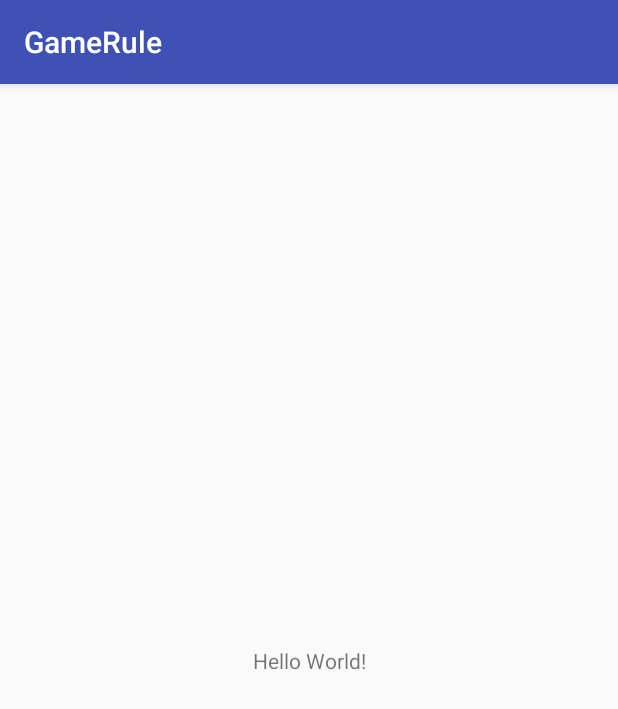
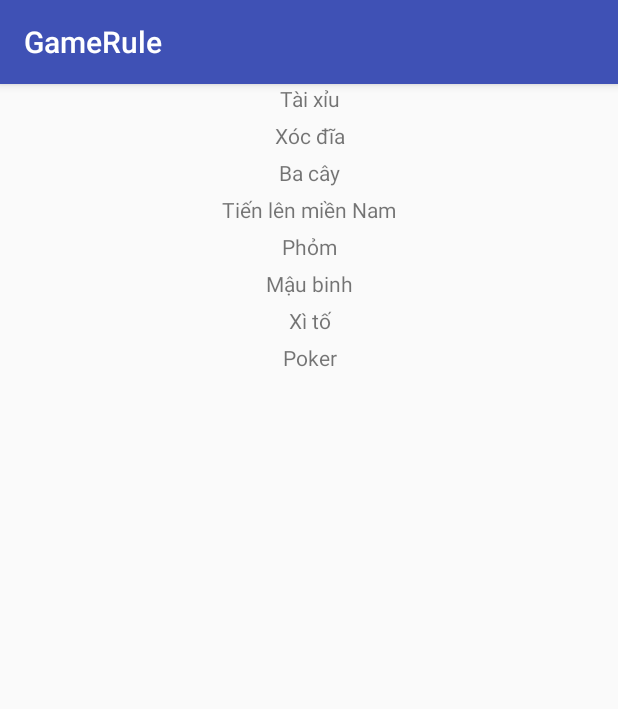
Before and after one commit to lyxuansang91/GameRule, an Android app: the screen it shows after launch (MainActivity), on a phone screen of 412 x 824 dp. Shown: the top 709 px of the screen. Run offline under Robolectric (Android 15) with nearby library versions, the phone set to English and light mode, and no system bars; libraries missing offline, so code that uses them is left out: de.greenrobot.event; 1 statement that could not run was skipped.

```diff
--- a/app/build.gradle
+++ b/app/build.gradle
@@ -25,6 +25,9 @@ dependencies {
         exclude group: 'com.android.support', module: 'support-annotations'
     })
     compile 'com.android.support:appcompat-v7:26.+'
+    compile 'com.android.support:recyclerview-v7:26.+'
+    compile 'de.greenrobot:eventbus:2.4.0'
     compile 'com.android.support.constraint:constraint-layout:1.0.2'
+    compile 'com.android.support:support-v4:26.+'
     testCompile 'junit:junit:4.12'
 }
--- /dev/null
+++ b/app/src/main/java/com/gamecard/rule2018/GameItem.java
@@ -0,0 +1,34 @@
+package com.gamecard.rule2018;
+
+/**
+ * Created by sanglx on 12/29/17.
+ */
+
+public class GameItem {
+    private String gameName;
+    private int gameZone;
+
+    public String getGameName() {
+        return gameName;
+    }
+
+    public void setGameName(String gameName) {
+        this.gameName = gameName;
+    }
+
+    public int getGameZone() {
+        return gameZone;
+    }
+
+    public void setGameZone(int gameZone) {
+        this.gameZone = gameZone;
+    }
+
+    public GameItem() {
+    }
+
+    public GameItem(String gameName, int gameZone) {
+        this.gameName = gameName;
+        this.gameZone = gameZone;
+    }
+}
--- /dev/null
+++ b/app/src/main/java/com/gamecard/rule2018/GameListFragment.java
@@ -0,0 +1,70 @@
+package com.gamecard.rule2018;
+
+
+import android.os.Bundle;
+import android.support.v4.app.Fragment;
+import android.support.v7.widget.DefaultItemAnimator;
+import android.support.v7.widget.LinearLayoutManager;
+import android.support.v7.widget.RecyclerView;
+import android.view.LayoutInflater;
+import android.view.View;
+import android.view.ViewGroup;
+
+import com.gamecard.rule2018.adapter.GameListAdapter;
+
+import java.util.ArrayList;
+
+
+/**
+ * A simple {@link Fragment} subclass.
+ */
+public class GameListFragment extends Fragment {
+
+
+    private RecyclerView rvListItem;
+
+    public GameListFragment() {
+        // Required empty public constructor
+    }
+
+    public static Fragment getNewInstance() {
+        Fragment fragment = new GameListFragment();
+        return fragment;
+    }
+
+    private void initData() {
+
+    }
+
+
+    private void initUI(View view) {
+        rvListItem = (RecyclerView) view.findViewById(R.id.rvListItem);
+        rvListItem.setHasFixedSize(true);
+        ArrayList<GameItem> gameList = new ArrayList<GameItem>();
+        gameList.add(new GameItem("Tài xỉu", 17));
+        gameList.add(new GameItem("Xóc đĩa", 15));
+        gameList.add(new GameItem("Ba cây", 1));
+        gameList.add(new GameItem("Tiến lên miền Nam", 5));
+        gameList.add(new GameItem("Phỏm", 4));
+        gameList.add(new GameItem("Mậu binh", 12));
+        gameList.add(new GameItem("Xì tố", 2));
+        gameList.add(new GameItem("Poker", 3));
+        GameListAdapter adapter = new GameListAdapter(getActivity(), gameList);
+        LinearLayoutManager layoutManager = new LinearLayoutManager(getActivity());
+        rvListItem.setAdapter(adapter);
+        rvListItem.setLayoutManager(layoutManager);
+        rvListItem.setItemAnimator(new DefaultItemAnimator());
+    }
+
+
+    @Override
+    public View onCreateView(LayoutInflater inflater, ViewGroup container,
+                             Bundle savedInstanceState) {
+        // Inflate the layout for this fragment
+        View view = inflater.inflate(R.layout.fragment_game_list, container, false);
+        initData();
+        initUI(view);
+        return view;
+    }
+
+}
--- a/app/src/main/java/com/gamecard/rule2018/MainActivity.java
+++ b/app/src/main/java/com/gamecard/rule2018/MainActivity.java
@@ -1,13 +1,53 @@
 package com.gamecard.rule2018;
 
+import android.support.v4.app.Fragment;
+import android.support.v4.app.FragmentManager;
+import android.support.v4.app.FragmentTransaction;
 import android.support.v7.app.AppCompatActivity;
 import android.os.Bundle;
+import android.util.Log;
+
+import de.greenrobot.event.EventBus;
 
 public class MainActivity extends AppCompatActivity {
+
+
+    private static final String TAG = MainActivity.class.getSimpleName();
 
     @Override
     protected void onCreate(Bundle savedInstanceState) {
         super.onCreate(savedInstanceState);
         setContentView(R.layout.activity_main);
+        initUI();
+    }
+
+    private void addFragment(Fragment fragment) {
+        FragmentTransaction ft = getSupportFragmentManager().beginTransaction();
+        ft.add(R.id.content, fragment);
+        ft.addToBackStack(null);
+        ft.commit();
+    }
+
+    private void initUI() {
+        addFragment(GameListFragment.getNewInstance());
+    }
+
+    public void onEvent(GameClickEvent evt) {
+        Log.d(TAG, "on Event");
+        GameItem gameItem = evt.gameItem;
+        addFragment(DetailFragment.getNewInstance(gameItem.getGameZone()));
+
+    }
+
+    @Override
+    protected void onResume() {
+        super.onResume();
+        EventBus.getDefault().register(this);
+    }
+
+    @Override
+    protected void onPause() {
+        EventBus.getDefault().unregister(this);
+        super.onPause();
     }
 }
--- /dev/null
+++ b/app/src/main/java/com/gamecard/rule2018/adapter/GameListAdapter.java
@@ -0,0 +1,73 @@
+package com.gamecard.rule2018.adapter;
+
+import android.content.Context;
+import android.support.v7.widget.RecyclerView;
+import android.util.Log;
+import android.view.LayoutInflater;
+import android.view.View;
+import android.view.ViewGroup;
+import android.widget.TextView;
+
+import com.gamecard.rule2018.GameClickEvent;
+import com.gamecard.rule2018.GameItem;
+import com.gamecard.rule2018.R;
+
+import java.util.ArrayList;
+
+import de.greenrobot.event.EventBus;
+
+/**
+ * Created by sanglx on 12/29/17.
+ */
+
+public class GameListAdapter extends RecyclerView.Adapter<GameListAdapter.ViewHolder> {
+
+    private static final String TAG = GameListAdapter.class.getSimpleName();
+    private Context mContext;
+    ArrayList<GameItem> mGameList = new ArrayList<GameItem>();
+
+    public GameListAdapter(Context mContext, ArrayList<GameItem> mGameList) {
+        this.mContext = mContext;
+        this.mGameList = mGameList;
+    }
+
+    public void add(GameItem game) {
+        this.mGameList.add(game);
+        this.notifyItemInserted(mGameList.size() - 1);
+    }
+
+    @Override
+    public GameListAdapter.ViewHolder onCreateViewHolder(ViewGroup parent, int viewType) {
+
+        View view = LayoutInflater.from(parent.getContext()).inflate(R.layout.layout_game_item, parent, false);
+        return new ViewHolder(view);
+    }
+
+    @Override
+    public void onBindViewHolder(GameListAdapter.ViewHolder holder, int position) {
+        String gameName = mGameList.get(position).getGameName();
+        holder.tvGameName.setText(gameName);
+    }
+
+    @Override
+    public int getItemCount() {
+        return mGameList.size();
+    }
+
+    public class ViewHolder extends RecyclerView.ViewHolder {
+
+        TextView tvGameName;
+        public ViewHolder(View v) {
+            super(v);
+            tvGameName = (TextView) v.findViewById(R.id.tvGameName);
+            v.setOnClickListener(new View.OnClickListener() {
+                @Override
+                public void onClick(View view) {
+                    Log.d(TAG, "on click item");
+                    GameItem gameItem = mGameList.get(getAdapterPosition());
+                    EventBus.getDefault().post(new GameClickEvent(gameItem));
+                }
+            });
+        }
+    }
+}
--- a/app/src/main/res/layout/activity_main.xml
+++ b/app/src/main/res/layout/activity_main.xml
@@ -1,18 +1,14 @@
 <?xml version="1.0" encoding="utf-8"?>
-<android.support.constraint.ConstraintLayout xmlns:android="http://schemas.android.com/apk/res/android"
+<LinearLayout xmlns:android="http://schemas.android.com/apk/res/android"
     xmlns:app="http://schemas.android.com/apk/res-auto"
     xmlns:tools="http://schemas.android.com/tools"
     android:layout_width="match_parent"
     android:layout_height="match_parent"
     tools:context="com.gamecard.rule2018.MainActivity">
 
-    <TextView
-        android:layout_width="wrap_content"
-        android:layout_height="wrap_content"
-        android:text="Hello World!"
-        app:layout_constraintBottom_toBottomOf="parent"
-        app:layout_constraintLeft_toLeftOf="parent"
-        app:layout_constraintRight_toRightOf="parent"
-        app:layout_constraintTop_toTopOf="parent" />
+    <FrameLayout
+        android:id="@+id/content"
+        android:layout_width="match_parent"
+        android:layout_height="match_parent" />
 
-</android.support.constraint.ConstraintLayout>
+</LinearLayout>
--- /dev/null
+++ b/app/src/main/res/layout/fragment_game_list.xml
@@ -0,0 +1,13 @@
+<FrameLayout xmlns:android="http://schemas.android.com/apk/res/android"
+    xmlns:tools="http://schemas.android.com/tools"
+    android:layout_width="match_parent"
+    android:layout_height="match_parent"
+    tools:context="com.gamecard.rule2018.GameListFragment">
+
+    <!-- TODO: Update blank fragment layout -->
+    <android.support.v7.widget.RecyclerView
+        android:id="@+id/rvListItem"
+        android:scrollbars="vertical"
+        android:layout_width="match_parent"
+        android:layout_height="wrap_content" />
+</FrameLayout>
--- /dev/null
+++ b/app/src/main/res/layout/layout_game_item.xml
@@ -0,0 +1,15 @@
+<?xml version="1.0" encoding="utf-8"?>
+<LinearLayout xmlns:android="http://schemas.android.com/apk/res/android"
+    android:orientation="horizontal" android:layout_width="match_parent"
+    android:layout_height="wrap_content"
+    android:layout_marginBottom="5dp">
+
+    <TextView
+        android:gravity="center"
+        android:id="@+id/tvGameName"
+        android:layout_height="wrap_content"
+        android:layout_width="match_parent"
+        android:text="Tài Xỉu"
+        />
+
+</LinearLayout>
--- /dev/null
+++ b/app/src/main/res/values/dimens.xml
@@ -0,0 +1,4 @@
+<?xml version="1.0" encoding="utf-8"?>
+<resources>
+    <dimen name="text_margin">16dp</dimen>
+</resources>
--- a/app/src/main/res/values/strings.xml
+++ b/app/src/main/res/values/strings.xml
@@ -1,3 +1,6 @@
 <resources>
     <string name="app_name">GameRule</string>
+
+    <!-- TODO: Remove or change this placeholder text -->
+    <string name="hello_blank_fragment">Hello blank fragment</string>
 </resources>
```
Also changed, not shown: app/src/main/java/com/gamecard/rule2018/DetailFragment.java (added, +56 -0 lines), app/src/main/java/com/gamecard/rule2018/GameClickEvent.java (added, +12 -0 lines), app/src/main/res/layout/fragment_detail.xml (added, +13 -0 lines), app/src/main/res/layout/fragment_gameitem.xml (added, +20 -0 lines), app/src/main/res/layout/fragment_gameitem_list.xml (added, +13 -0 lines).
